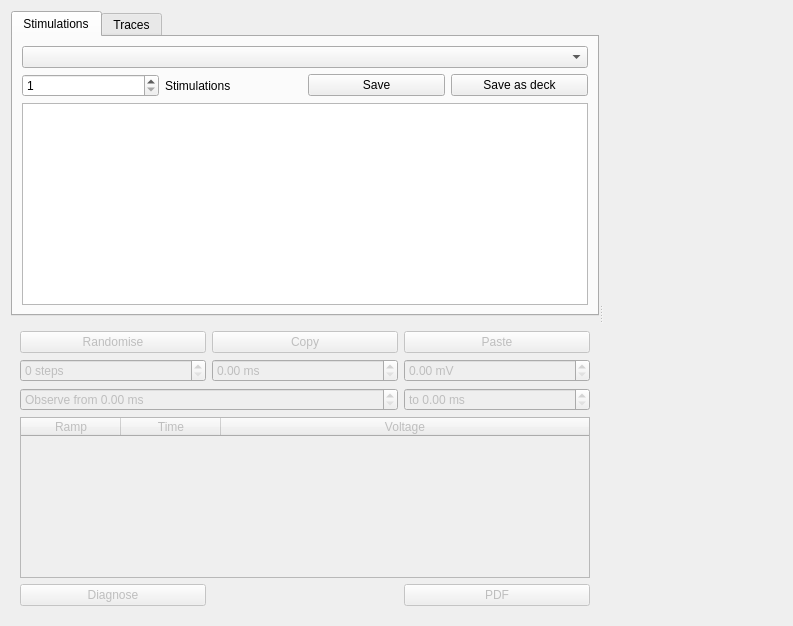
The window that src/gui/stimulationcreator.ui (CompEphys-team/rtdo) describes before a commit, drawn with Qt 5.
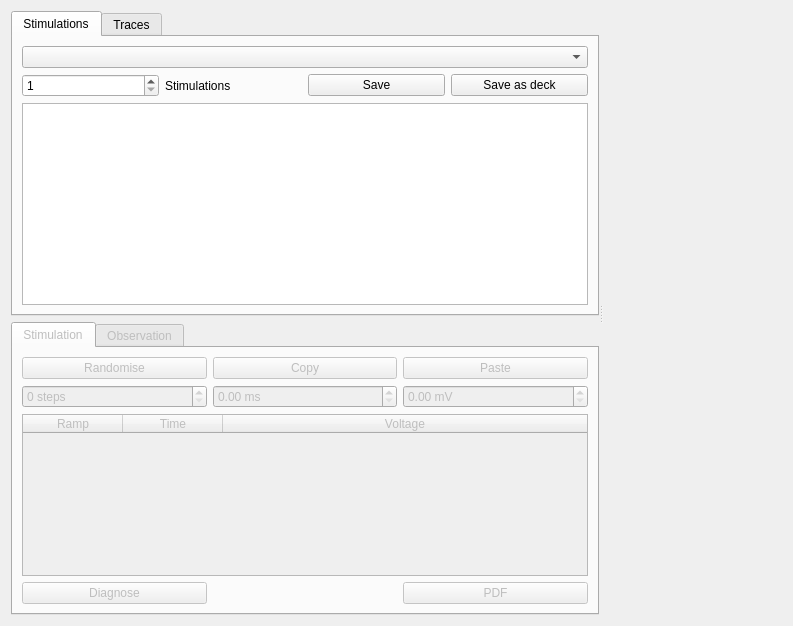
The same window after the commit. Custom widgets are drawn as their Qt base class.

Commit message: Shifted StimulationCreator to iStimulation/iObservations

The edit to the form file:
```diff
--- a/src/gui/stimulationcreator.ui
+++ b/src/gui/stimulationcreator.ui
@@ -21,122 +21,6 @@
      </property>
      <widget class="QWidget" name="widget_2" native="true">
       <layout class="QGridLayout" name="gridLayout_4">
-       <item row="1" column="0">
-        <widget class="QWidget" name="editor" native="true">
-         <property name="enabled">
-          <bool>false</bool>
-         </property>
-         <layout class="QGridLayout" name="gridLayout">
-          <item row="3" column="0" colspan="3">
-           <widget class="QTableWidget" name="steps">
-            <attribute name="horizontalHeaderStretchLastSection">
-             <bool>true</bool>
-            </attribute>
-            <attribute name="verticalHeaderVisible">
-             <bool>false</bool>
-            </attribute>
-            <attribute name="verticalHeaderDefaultSectionSize">
-             <number>24</number>
-            </attribute>
-            <column>
-             <property name="text">
-              <string>Ramp</string>
-             </property>
-            </column>
-            <column>
-             <property name="text">
-              <string>Time</string>
-             </property>
-            </column>
-            <column>
-             <property name="text">
-              <string>Voltage</string>
-             </property>
-            </column>
-           </widget>
-          </item>
-          <item row="0" column="0">
-           <widget class="QPushButton" name="randomise">
-            <property name="text">
-             <string>Randomise</string>
-            </property>
-           </widget>
-          </item>
-          <item row="0" column="2">
-           <widget class="QPushButton" name="paste">
-            <property name="text">
-             <string>Paste</string>
-            </property>
-           </widget>
-          </item>
-          <item row="2" column="2">
-           <widget class="QDoubleSpinBox" name="tObsEnd">
-            <property name="prefix">
-             <string>to </string>
-            </property>
-            <property name="suffix">
-             <string> ms</string>
-            </property>
-           </widget>
-          </item>
-          <item row="0" column="1">
-           <widget class="QPushButton" name="copy">
-            <property name="text">
-             <string>Copy</string>
-            </property>
-           </widget>
-          </item>
-          <item row="2" column="0" colspan="2">
-           <widget class="QDoubleSpinBox" name="tObsBegin">
-            <property name="prefix">
-             <string>Observe from </string>
-            </property>
-            <property name="suffix">
-             <string> ms</string>
-            </property>
-           </widget>
-          </item>
-          <item row="1" column="1">
-           <widget class="QDoubleSpinBox" name="duration">
-            <property name="suffix">
-             <string> ms</string>
-            </property>
-            <property name="maximum">
-             <double>5000.000000000000000</double>
-            </property>
-           </widget>
-          </item>
-          <item row="1" column="2">
-           <widget class="QDoubleSpinBox" name="baseV">
-            <property name="suffix">
-             <string> mV</string>
-            </property>
-           </widget>
-          </item>
-          <item row="1" column="0">
-           <widget class="QSpinBox" name="nSteps">
-            <property name="suffix">
-             <string> steps</string>
-            </property>
-           </widget>
-          </item>
-          <item row="4" column="0">
-           <widget class="QPushButton" name="diagnose">
-            <property name="text">
-             <string>Diagnose</string>
-            </property>
-           </widget>
-          </item>
-          <item row="4" column="2">
-           <widget class="QPushButton" name="pdf">
-            <property name="text">
-             <string>PDF</string>
-            </property>
-           </widget>
-          </item>
-         </layout>
-        </widget>
-       </item>
        <item row="0" column="0">
         <widget class="QTabWidget" name="tabWidget">
          <property name="currentIndex">
@@ -286,6 +170,131 @@
          </widget>
         </widget>
        </item>
+       <item row="1" column="0">
+        <widget class="QTabWidget" name="editor">
+         <property name="enabled">
+          <bool>false</bool>
+         </property>
+         <property name="currentIndex">
+          <number>0</number>
+         </property>
+         <widget class="QWidget" name="editorPage1" native="true">
+          <attribute name="title">
+           <string>Stimulation</string>
+          </attribute>
+          <layout class="QGridLayout" name="gridLayout">
+           <item row="3" column="0">
+            <widget class="QPushButton" name="diagnose">
+             <property name="text">
+              <string>Diagnose</string>
+             </property>
+            </widget>
+           </item>
+           <item row="1" column="2">
+            <widget class="QDoubleSpinBox" name="baseV">
+             <property name="suffix">
+              <string> mV</string>
+             </property>
+            </widget>
+           </item>
+           <item row="2" column="0" colspan="3">
+            <widget class="QTableWidget" name="steps">
+             <attribute name="horizontalHeaderStretchLastSection">
+              <bool>true</bool>
+             </attribute>
+             <attribute name="verticalHeaderVisible">
+              <bool>false</bool>
+             </attribute>
+             <attribute name="verticalHeaderDefaultSectionSize">
+              <number>24</number>
+             </attribute>
+             <column>
+              <property name="text">
+               <string>Ramp</string>
+              </property>
+             </column>
+             <column>
+              <property name="text">
+               <string>Time</string>
+              </property>
+             </column>
+             <column>
+              <property name="text">
+               <string>Voltage</string>
+              </property>
+             </column>
+            </widget>
+           </item>
+           <item row="0" column="1">
+            <widget class="QPushButton" name="copy">
+             <property name="text">
+              <string>Copy</string>
+             </property>
+            </widget>
+           </item>
+           <item row="0" column="0">
+            <widget class="QPushButton" name="randomise">
+             <property name="text">
+              <string>Randomise</string>
+             </property>
+            </widget>
+           </item>
+           <item row="1" column="1">
+            <widget class="QDoubleSpinBox" name="duration">
+             <property name="suffix">
+              <string> ms</string>
+             </property>
+             <property name="maximum">
+              <double>5000.000000000000000</double>
+             </property>
+            </widget>
+           </item>
+           <item row="0" column="2">
+            <widget class="QPushButton" name="paste">
+             <property name="text">
+              <string>Paste</string>
+             </property>
+            </widget>
+           </item>
+           <item row="3" column="2">
+            <widget class="QPushButton" name="pdf">
+             <property name="text">
+              <string>PDF</string>
+             </property>
+            </widget>
+           </item>
+           <item row="1" column="0">
+            <widget class="QSpinBox" name="nSteps">
+             <property name="suffix">
+              <string> steps</string>
+             </property>
+            </widget>
+           </item>
+          </layout>
+         </widget>
+         <widget class="QWidget" name="tab">
+          <attribute name="title">
+           <string>Observation</string>
+          </attribute>
+          <layout class="QGridLayout" name="gridLayout_6">
+           <item row="0" column="0">
+            <widget class="QTableWidget" name="observations">
+             <column>
+              <property name="text">
+               <string>start</string>
+              </property>
+             </column>
+             <column>
+              <property name="text">
+               <string>stop</string>
+              </property>
+             </column>
+            </widget>
+           </item>
+          </layout>
+         </widget>
+        </widget>
+       </item>
       </layout>
      </widget>
      <widget class="QCustomPlot" name="plot" native="true"/>
```
Left out of the diff: 2 changed lines with no effect on the pictures. The commit also changes 2 other files.
